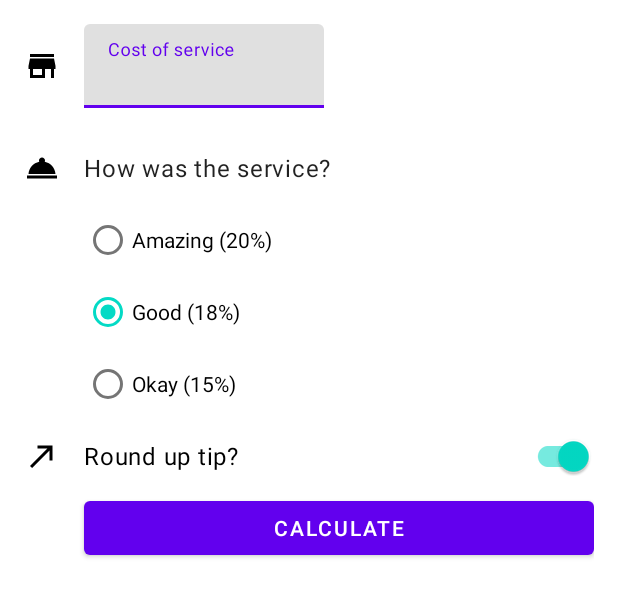
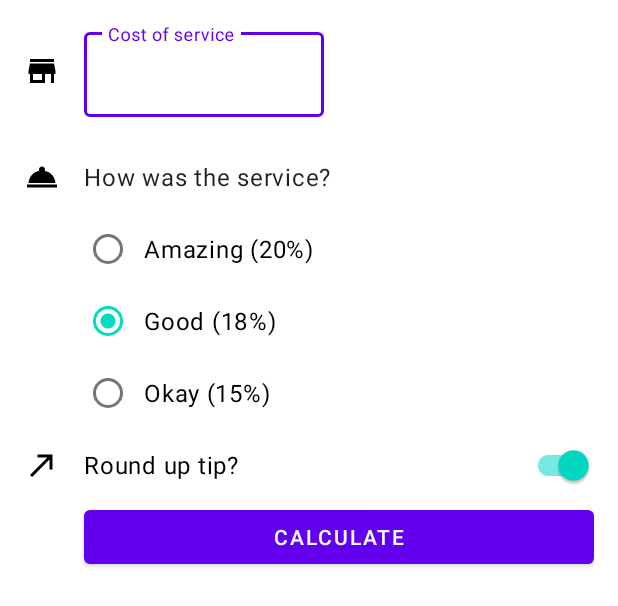
Before and after one commit to mohamedNeddam/TipCalculator, an Android app: the layout activity_main.xml on its own in the app's theme, with its tools: preview values and no code run, on a phone screen of 412 x 824 dp. Shown: the top 606 px of the screen. Run offline under Robolectric (Android 15) with nearby library versions, the phone set to English and light mode, and no system bars.

Commit message:
use scroll view

```diff
--- a/app/src/main/res/layout/activity_main.xml
+++ b/app/src/main/res/layout/activity_main.xml
@@ -1,10 +1,16 @@
 <?xml version="1.0" encoding="utf-8"?>
-<androidx.constraintlayout.widget.ConstraintLayout xmlns:android="http://schemas.android.com/apk/res/android"
+
+<ScrollView
+    xmlns:android="http://schemas.android.com/apk/res/android"
     xmlns:app="http://schemas.android.com/apk/res-auto"
     xmlns:tools="http://schemas.android.com/tools"
-    android:padding="16dp"
+    android:layout_width="match_parent"
+    android:layout_height="wrap_content">
+<androidx.constraintlayout.widget.ConstraintLayout
+
     android:layout_width="match_parent"
     android:layout_height="match_parent"
+    android:padding="16dp"
     tools:context=".MainActivity">
 
 
@@ -12,21 +18,20 @@
         android:id="@+id/icon_cost_of_service"
         android:layout_width="wrap_content"
         android:layout_height="wrap_content"
-        app:srcCompat="@drawable/ic_store"
+        app:layout_constraintBottom_toBottomOf="@+id/cost_input_layout"
         app:layout_constraintStart_toStartOf="parent"
-        app:layout_constraintBottom_toBottomOf="@+id/cost_input_layout"
         app:layout_constraintTop_toTopOf="@id/cost_input_layout"
-        />
+        app:srcCompat="@drawable/ic_store" />
 
     <com.google.android.material.textfield.TextInputLayout
         android:id="@+id/cost_input_layout"
 
         android:layout_width="160dp"
         android:layout_height="wrap_content"
-        app:layout_constraintTop_toTopOf="parent"
-        app:layout_constraintStart_toEndOf="@id/icon_cost_of_service"
         android:layout_marginStart="16dp"
         android:hint="@string/cost_input_text"
+        app:layout_constraintStart_toEndOf="@id/icon_cost_of_service"
+        app:layout_constraintTop_toTopOf="parent"
 
         >
 
@@ -35,57 +40,55 @@
             android:id="@+id/cost_input"
             android:layout_width="match_parent"
             android:layout_height="wrap_content"
-            android:inputType="numberDecimal"
-            />
+            android:inputType="numberDecimal" />
     </com.google.android.material.textfield.TextInputLayout>
 
     <ImageView
         android:id="@+id/icon_service_question"
         android:layout_width="wrap_content"
         android:layout_height="wrap_content"
-        app:srcCompat="@drawable/ic_service"
+        app:layout_constraintBottom_toBottomOf="@id/service_question"
         app:layout_constraintStart_toStartOf="parent"
         app:layout_constraintTop_toTopOf="@id/service_question"
-        app:layout_constraintBottom_toBottomOf="@id/service_question"/>
+        app:srcCompat="@drawable/ic_service" />
 
 
     <TextView
         android:id="@+id/service_question"
+        style="@style/Widget.backToBasics.TextView"
         android:layout_width="wrap_content"
         android:layout_height="wrap_content"
+        android:layout_marginTop="16dp"
         android:text="@string/service_question_text"
-        style="@style/Widget.backToBasics.TextView"
-        android:layout_marginTop="16dp"
         app:layout_constraintStart_toStartOf="@+id/cost_input_layout"
-        app:layout_constraintTop_toBottomOf="@id/cost_input_layout"
-        />
+        app:layout_constraintTop_toBottomOf="@id/cost_input_layout" />
 
     <RadioGroup
         android:id="@+id/tips_radio_group"
         android:layout_width="wrap_content"
         android:layout_height="wrap_content"
-        app:layout_constraintTop_toBottomOf="@+id/service_question"
+        android:checkedButton="@id/option_eighteen_percent"
+        android:orientation="vertical"
         app:layout_constraintStart_toStartOf="@id/service_question"
-        android:orientation="vertical"
-        android:checkedButton="@id/option_eighteen_percent"
-        >
+        app:layout_constraintTop_toBottomOf="@+id/service_question">
+
         <RadioButton
             android:id="@+id/option_twenty_percent"
             android:layout_width="wrap_content"
             android:layout_height="wrap_content"
-            android:text="@string/option_amazing"/>
+            android:text="@string/option_amazing" />
 
         <RadioButton
             android:id="@+id/option_eighteen_percent"
             android:layout_width="wrap_content"
             android:layout_height="wrap_content"
-            android:text="@string/option_good"/>
+            android:text="@string/option_good" />
 
         <RadioButton
             android:id="@+id/option_fifteen_percent"
             android:layout_width="wrap_content"
             android:layout_height="wrap_content"
-            android:text="@string/option_okay"/>
+            android:text="@string/option_okay" />
 
     </RadioGroup>
 
@@ -94,30 +97,31 @@
         android:layout_width="wrap_content"
         android:layout_height="wrap_content"
         android:src="@drawable/ic_round_up"
+        app:layout_constraintBottom_toBottomOf="@id/round_up_switch"
         app:layout_constraintStart_toStartOf="parent"
-        app:layout_constraintTop_toTopOf="@id/round_up_switch"
-        app:layout_constraintBottom_toBottomOf="@id/round_up_switch"/>
+        app:layout_constraintTop_toTopOf="@id/round_up_switch" />
 
     <com.google.android.material.switchmaterial.SwitchMaterial
         android:id="@+id/round_up_switch"
+        style="@style/Widget.backToBasics.CompoundButton.Switch"
         android:layout_width="0dp"
         android:layout_height="wrap_content"
+        android:checked="true"
         android:text="@string/switch_text"
-        style="@style/Widget.backToBasics.CompoundButton.Switch"
-        app:layout_constraintTop_toBottomOf="@+id/tips_radio_group"
+        app:layout_constraintEnd_toEndOf="parent"
         app:layout_constraintStart_toStartOf="@id/cost_input_layout"
-        app:layout_constraintEnd_toEndOf="parent"
-        android:checked="true"
-        />
+        app:layout_constraintTop_toBottomOf="@+id/tips_radio_group" />
 
     <Button
         android:id="@+id/calculate_button"
         android:layout_width="0dp"
         android:layout_height="wrap_content"
         android:text="Calculate"
+        app:layout_constraintEnd_toEndOf="parent"
         app:layout_constraintStart_toStartOf="@id/cost_input_layout"
-        app:layout_constraintEnd_toEndOf="parent"
-        app:layout_constraintTop_toBottomOf="@id/round_up_switch"/>
+        app:layout_constraintTop_toBottomOf="@id/round_up_switch" />
 
 
 </androidx.constraintlayout.widget.ConstraintLayout>
+
+</ScrollView>
--- a/app/src/main/res/values-night/themes.xml
+++ b/app/src/main/res/values-night/themes.xml
@@ -12,5 +12,9 @@
         <!-- Status bar color. -->
         <item name="android:statusBarColor" tools:targetApi="l">?attr/colorPrimaryVariant</item>
         <!-- Customize your theme here. -->
+        <item name="textInputStyle">@style/Widget.MaterialComponents.TextInputLayout.OutlinedBox</item>
+        <item name="radioButtonStyle">@style/Widget.backToBasics.CompoundButton.RadioButton</item>
+        <item name="switchStyle">@style/Widget.backToBasics.CompoundButton.Switch</item>
+
     </style>
 </resources>
--- a/app/src/main/res/values/styles.xml
+++ b/app/src/main/res/values/styles.xml
@@ -11,4 +11,11 @@
         <item name="android:gravity">center_vertical</item>
         <item name="android:textAppearance">?attr/textAppearanceBody1</item>
     </style>
+
+    <style name="Widget.backToBasics.CompoundButton.RadioButton"
+        parent="Widget.MaterialComponents.CompoundButton.RadioButton">
+        <item name="android:paddingStart">8dp</item>
+        <item name="android:textAppearance">?attr/textAppearanceBody1</item>
+    </style>
+
 </resources>
--- a/app/src/main/res/values/themes.xml
+++ b/app/src/main/res/values/themes.xml
@@ -12,5 +12,9 @@
         <!-- Status bar color. -->
         <item name="android:statusBarColor" tools:targetApi="l">?attr/colorPrimaryVariant</item>
         <!-- Customize your theme here. -->
+        <item name="textInputStyle">@style/Widget.MaterialComponents.TextInputLayout.OutlinedBox</item>
+        <item name="radioButtonStyle">@style/Widget.backToBasics.CompoundButton.RadioButton</item>
+        <item name="switchStyle">@style/Widget.backToBasics.CompoundButton.Switch</item>
+
     </style>
 </resources>
```
